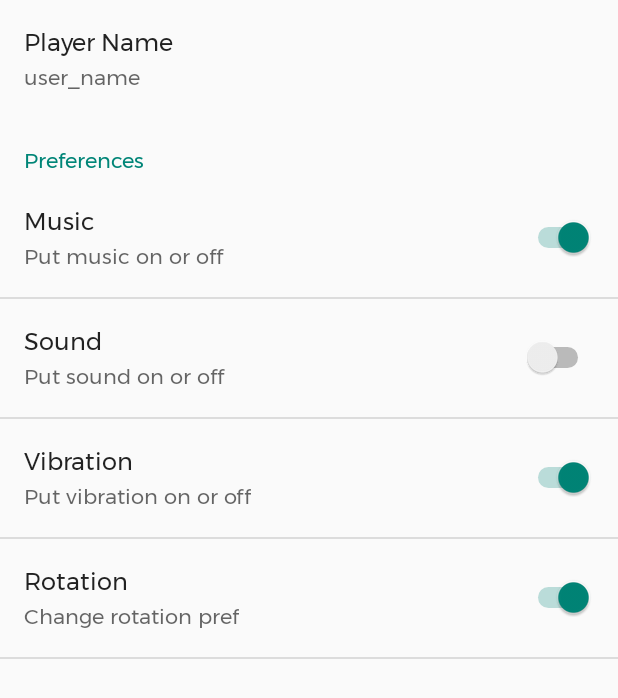
After one commit to jhonnyjester/PlayBinda, an Android app: the PreferencesSettings screen opened directly, with no data from a screen before it, on a phone screen of 412 x 824 dp. The commit adds this screen. Shown: the top 698 px of the screen. Run offline under Robolectric (Android 15) with nearby library versions, the phone set to English and light mode, and no system bars.

Commit message:
Preferences Settings Activity Initialised

```diff
--- a/app/build.gradle
+++ b/app/build.gradle
@@ -36,5 +36,6 @@ dependencies {
 
     implementation 'com.afollestad.material-dialogs:core:0.9.0.1'
     implementation 'com.github.bumptech.glide:glide:4.5.0'
+    implementation 'com.google.code.gson:gson:2.8.2'
     annotationProcessor 'com.github.bumptech.glide:compiler:4.5.0'
 }
--- a/app/src/main/AndroidManifest.xml
+++ b/app/src/main/AndroidManifest.xml
@@ -9,7 +9,6 @@
     <uses-permission
         android:name="android.permission.BLUETOOTH_ADMIN"
         android:required="true" />
-
     <uses-permission
         android:name="android.permission.ACCESS_COARSE_LOCATION"
         android:required="true" />
@@ -32,7 +31,6 @@
         <activity android:name=".Activitys.RegistrationActivity" />
         <activity
             android:name=".Activitys.SplashActivity"
-
             android:theme="@style/FullscreenTheme">
             <intent-filter>
                 <action android:name="android.intent.action.MAIN" />
@@ -47,7 +45,9 @@
             android:name=".Activitys.WaitingActivity"
             android:theme="@style/FullscreenTheme" />
         <activity android:name=".Activitys.JoinActivity" />
-        <activity android:name=".Activitys.AboutActivity"></activity>
+        <activity android:name=".Activitys.AboutActivity" />
+        <activity android:name=".Activitys.PreferenceActivity" />
+        <activity android:name=".Activitys.PreferencesSettings"></activity>
     </application>
 
 </manifest>
--- a/app/src/main/java/com/jhony/jester/play/Activitys/GameActivity.java
+++ b/app/src/main/java/com/jhony/jester/play/Activitys/GameActivity.java
@@ -113,7 +113,7 @@ public class GameActivity extends AppCompatActivity implements BindaItemClickLis
             try {
                 turnPayLoad.put(getResString(R.string.payload_id), 3);
                 turnPayLoad.put(getResString(R.string.trun_boolean), true);
-                connectionsClient.sendPayload(dataSingleton.getAllPlayer().get(turnCount).getEndPointId(),
+                connectionsClient.sendPayload(dataSingleton.getAllPlayer().get(turnCount).getUniqueId(),
                         Payload.fromBytes(turnPayLoad.toString().getBytes()));
             } catch (JSONException e) {
                 e.printStackTrace();
--- a/app/src/main/java/com/jhony/jester/play/Activitys/JoinActivity.java
+++ b/app/src/main/java/com/jhony/jester/play/Activitys/JoinActivity.java
@@ -68,7 +68,7 @@ public class JoinActivity extends AppCompatActivity implements SplitListener {
                         return;
                     }
                 dataSingleton.getAllPlayer().add(0,
-                        new AllPlayers(dataSingleton.getHosts().get(pos).getEndPointId(),
+                        new AllPlayers(dataSingleton.getHosts().get(pos).getUniqueId(),
                                 dataSingleton.getHosts().get(pos).getPlayerInfo()));
 
                 try {
@@ -77,13 +77,13 @@ public class JoinActivity extends AppCompatActivity implements SplitListener {
                     joinPayload.put(getResString(R.string.user_desc), dataSingleton.getmUserDesc());
                     joinPayload.put(getResString(R.string.user_exp), dataSingleton.getmUserLevel());
                     connectionsClient
-                            .sendPayload(dataSingleton.getHosts().get(pos).getEndPointId(),
+                            .sendPayload(dataSingleton.getHosts().get(pos).getUniqueId(),
                                     Payload.fromBytes(joinPayload.toString().getBytes()));
                 } catch (JSONException e) {
                     e.printStackTrace();
                 }
 
-                dataSingleton.setHostEndPoint(dataSingleton.getHosts().get(pos).getEndPointId());
+                dataSingleton.setHostEndPoint(dataSingleton.getHosts().get(pos).getUniqueId());
 
                 startActivity(joinIntent);
                 finish();
--- /dev/null
+++ b/app/src/main/java/com/jhony/jester/play/Activitys/PreferencesSettings.java
@@ -0,0 +1,28 @@
+package com.jhony.jester.play.Activitys;
+
+import android.os.Bundle;
+import android.preference.PreferenceFragment;
+import android.support.annotation.Nullable;
+
+import com.jhony.jester.play.R;
+import com.jhony.jester.play.Utils.Preferences;
+
+public class PreferencesSettings extends Preferences {
+
+    @Override
+    protected void onCreate(Bundle savedInstanceState) {
+        super.onCreate(savedInstanceState);
+//        getSupportActionBar().setDisplayHomeAsUpEnabled(true);
+
+        //loading settings fragment
+        getFragmentManager().beginTransaction().replace(android.R.id.content, new MyPreferenceFragment()).commit();
+    }
+
+    public static class MyPreferenceFragment extends PreferenceFragment{
+        @Override
+        public void onCreate(@Nullable Bundle savedInstanceState) {
+            super.onCreate(savedInstanceState);
+            addPreferencesFromResource(R.xml.preferences);
+        }
+    }
+}
--- a/app/src/main/java/com/jhony/jester/play/Activitys/SplashActivity.java
+++ b/app/src/main/java/com/jhony/jester/play/Activitys/SplashActivity.java
@@ -106,7 +106,7 @@ public class SplashActivity extends AppCompatActivity{
         settings.setOnClickListener(new View.OnClickListener() {
             @Override
             public void onClick(View view) {
-                startActivity(new Intent(getApplicationContext(), SettingsActivity.class));
+                startActivity(new Intent(getApplicationContext(), PreferencesSettings.class));
 
             }
         });
--- /dev/null
+++ b/app/src/main/java/com/jhony/jester/play/Utils/Preferences.java
@@ -0,0 +1,108 @@
+package com.jhony.jester.play.Utils;
+
+import android.content.res.Configuration;
+import android.os.Bundle;
+import android.preference.PreferenceActivity;
+import android.support.annotation.Nullable;
+import android.support.v7.app.ActionBar;
+import android.support.v7.app.AppCompatDelegate;
+import android.view.MenuInflater;
+import android.view.View;
+import android.view.ViewGroup;
+
+/**
+ * Created by JAR on 21-01-2018.
+ */
+
+public abstract class Preferences extends PreferenceActivity {
+    private AppCompatDelegate delegate;
+
+    @Override
+    protected void onCreate(Bundle savedInstanceState) {
+        getdelegate().installViewFactory();
+        getdelegate().onCreate(savedInstanceState);
+        super.onCreate(savedInstanceState);
+    }
+
+    @Override
+    protected void onPostCreate(@Nullable Bundle savedInstanceState) {
+        super.onPostCreate(savedInstanceState);
+        getdelegate().onPostCreate(savedInstanceState);
+    }
+
+    public ActionBar getSupportActionBar() {
+        return getdelegate().getSupportActionBar();
+    }
+
+    public void setSupportActionBar(@Nullable android.support.v7.widget.Toolbar toolbar) {
+        getdelegate().setSupportActionBar(toolbar);
+    }
+
+    @Override
+    public MenuInflater getMenuInflater() {
+        return getdelegate().getMenuInflater();
+    }
+
+    @Override
+    public void setContentView(int layoutResID) {
+        getdelegate().setContentView(layoutResID);
+    }
+
+    @Override
+    public void setContentView(View view) {
+        getdelegate().setContentView(view);
+    }
+
+    @Override
+    public void setContentView(View view, ViewGroup.LayoutParams params) {
+        getdelegate().setContentView(view, params);
+    }
+
+    @Override
+    public void addContentView(View view, ViewGroup.LayoutParams params) {
+        getdelegate().addContentView(view, params);
+    }
+
+    @Override
+    public void onConfigurationChanged(Configuration newConfig) {
+        super.onConfigurationChanged(newConfig);
+        getdelegate().onConfigurationChanged(newConfig);
+    }
+
+    @Override
+    protected void onPostResume() {
+        super.onPostResume();
+        getdelegate().onPostResume();
+    }
+
+    @Override
+    protected void onStop() {
+        super.onStop();
+        getdelegate().onStop();
+    }
+
+    @Override
+    protected void onDestroy() {
+        super.onDestroy();
+        getdelegate().onDestroy();
+    }
+
+    @Override
+    protected void onTitleChanged(CharSequence title, int color) {
+        super.onTitleChanged(title, color);
+        getdelegate().setTitle(title);
+    }
+
+    @Override
+    public void invalidateOptionsMenu() {
+        getdelegate().invalidateOptionsMenu();
+    }
+
+    private AppCompatDelegate getdelegate() {
+        if (delegate == null) {
+            delegate = AppCompatDelegate.create(this, null);
+        }
+        return delegate;
+    }
+
+}
--- a/app/src/main/res/values/strings.xml
+++ b/app/src/main/res/values/strings.xml
@@ -19,4 +19,25 @@
     <string name="number">number</string>
     <string name="status">status</string>
     <string name="win_boolean">didWin</string>
+
+    <string name="pref_name">Jhony Jester</string>
+    <string name="pref_name_key">name_key</string>
+    <string name="pref_name_summary">user_name</string>
+    <string name="pref_name_title">Player Name</string>
+
+    <string name="pref_rotation_key">rotation_key</string>
+    <string name="pref_rotation_summary">Change rotation pref</string>
+    <string name="pref_rotation_title">Rotation</string>
+
+    <string name="pref_music_key">music_key</string>
+    <string name="pref_music_summary">Put music on or off</string>
+    <string name="pref_music_title">Music</string>
+
+    <string name="pref_sound_key">sound_key</string>
+    <string name="pref_sound_summary">Put sound on or off</string>
+    <string name="pref_sound_title">Sound</string>
+
+    <string name="pref_vibration_key">vib_key</string>
+    <string name="pref_vibration_summary">Put vibration on or off</string>
+    <string name="pref_vibration_title">Vibration</string>
 </resources>
--- /dev/null
+++ b/app/src/main/res/xml/preferences.xml
@@ -0,0 +1,31 @@
+<?xml version="1.0" encoding="utf-8"?>
+<PreferenceScreen xmlns:android="http://schemas.android.com/apk/res/android">
+    <EditTextPreference
+        android:defaultValue="@string/pref_name"
+        android:key="@string/pref_name_key"
+        android:summary="@string/pref_name_summary"
+        android:title="@string/pref_name_title" />
+
+    <PreferenceCategory android:title="Preferences">
+        <SwitchPreference
+            android:defaultValue="true"
+            android:key="@string/pref_music_key"
+            android:summary="@string/pref_music_summary"
+            android:title="@string/pref_music_title" />
+        <SwitchPreference
+            android:defaultValue="false"
+            android:key="@string/pref_sound_key"
+            android:summary="@string/pref_sound_summary"
+            android:title="@string/pref_sound_title" />
+        <SwitchPreference
+            android:defaultValue="true"
+            android:key="@string/pref_vibration_key"
+            android:summary="@string/pref_vibration_summary"
+            android:title="@string/pref_vibration_title" />
+        <SwitchPreference
+            android:defaultValue="true"
+            android:key="@string/pref_rotation_key"
+            android:summary="@string/pref_rotation_summary"
+            android:title="@string/pref_rotation_title" />
+    </PreferenceCategory>
+</PreferenceScreen>
```
Also changed, not shown: app/src/main/java/com/jhony/jester/play/Connections/EverythingNearby.java (+6 -20 lines), app/src/main/java/com/jhony/jester/play/Model/GsonModel.java (added, +112 -0 lines), app/src/main/java/com/jhony/jester/play/Model/PlayerInfo.java (+10 -8 lines), app/src/main/res/layout/activity_preference.xml (added, +9 -0 lines), app/src/main/res/layout/activity_preferences_settings.xml (added, +9 -0 lines).
